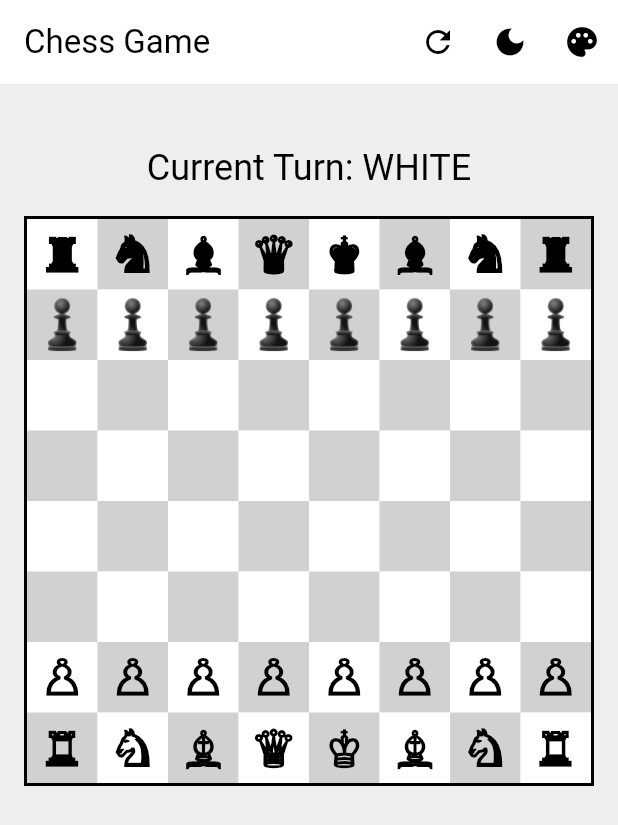
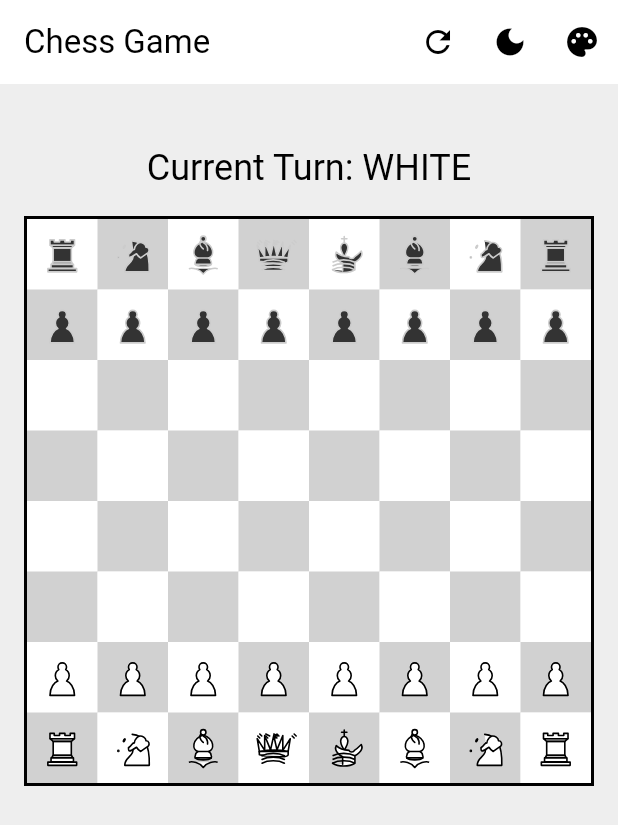
Before and after one commit to sufiyansakkeer/Chess, a Flutter app: the screen it shows after launch, on a phone screen of 412 x 824 dp. Shown: the top 825 px of the screen. Run offline on Flutter 3.47's test engine with Material 3 defaults, Android fonts, the phone set to English and light mode, and no system bars; our stand-ins replace flutter_svg; Roboto replaces fonts that are missing (Times New Roman).

Commit message:
Refactor chess piece rendering to use SVG assets
- Updated ChessPiece widget to display SVG images instead of text symbols for chess pieces.
- Added SVG assets for black and white chess pieces including king, queen, rook, bishop, knight, and pawn.
- Updated pubspec.yaml to include flutter_svg dependency for SVG rendering.
- Updated pubspec.lock to reflect new dependencies.

```diff
--- a/lib/presentation/widgets/chess_piece.dart
+++ b/lib/presentation/widgets/chess_piece.dart
@@ -1,4 +1,5 @@
 import 'package:flutter/material.dart';
+import 'package:flutter_svg/flutter_svg.dart';
 import '../../domain/entities/piece_entity.dart';
 import '../../domain/value_objects/piece_color.dart';
 import '../../domain/value_objects/piece_type.dart';
@@ -11,35 +12,25 @@ class ChessPiece extends StatelessWidget {
   @override
   Widget build(BuildContext context) {
     return Center(
-      child: Text(
-        _getPieceSymbol(),
-        style: TextStyle(
-          fontSize: 32,
-          color:
-              piece.color == PieceColor.white
-                  ? Theme.of(context).colorScheme.onSurface
-                  : Theme.of(context).colorScheme.onSurface,
-          fontWeight: FontWeight.bold,
-        ),
-      ),
+      child: SvgPicture.asset(_getPieceAsset(), height: 32, width: 32),
     );
   }
 
-  String _getPieceSymbol() {
-    final isWhite = piece.color == PieceColor.white;
+  String _getPieceAsset() {
+    final color = piece.color == PieceColor.white ? 'white' : 'black';
     switch (piece.type) {
       case PieceType.king:
-        return isWhite ? '♔' : '♚';
+        return 'assets/${color}_king.svg';
       case PieceType.queen:
-        return isWhite ? '♕' : '♛';
+        return 'assets/${color}_queen.svg';
       case PieceType.rook:
-        return isWhite ? '♖' : '♜';
+        return 'assets/${color}_rook.svg';
       case PieceType.bishop:
-        return isWhite ? '♗' : '♝';
+        return 'assets/${color}_bishop.svg';
       case PieceType.knight:
-        return isWhite ? '♘' : '♞';
+        return 'assets/${color}_knight.svg';
       case PieceType.pawn:
-        return isWhite ? '♙' : '♟';
+        return 'assets/${color}_pawn.svg';
     }
   }
 }
```
Also changed, not shown: pubspec.yaml (+4 -3 lines), assets/black_bishop.svg (added), assets/black_king.svg (added), assets/black_knight.svg (added), assets/black_pawn.svg (added), assets/black_queen.svg (added), assets/black_rook.svg (added), assets/white_bishop.svg (added), assets/white_king.svg (added), assets/white_knight.svg (added), assets/white_pawn.svg (added), assets/white_queen.svg (added), assets/white_rook.svg (added), pubspec.lock.
